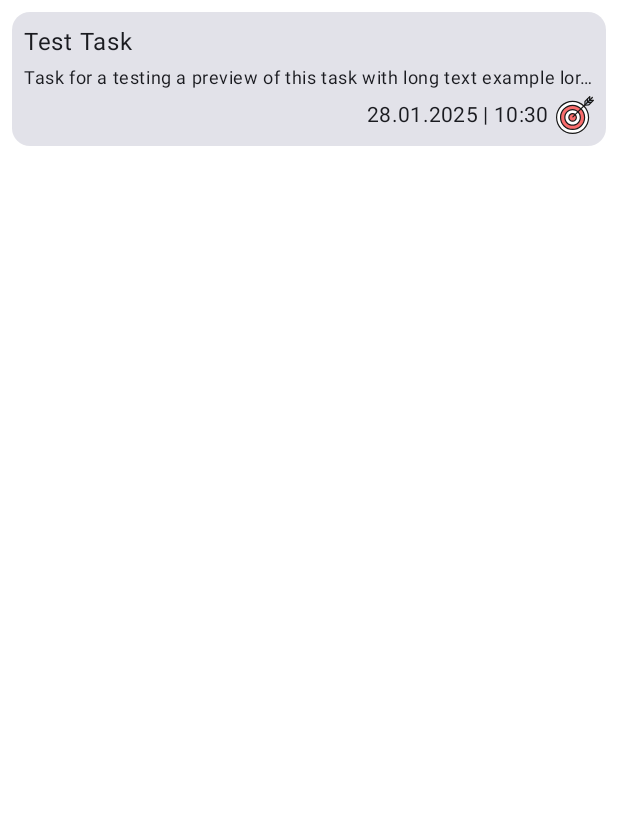
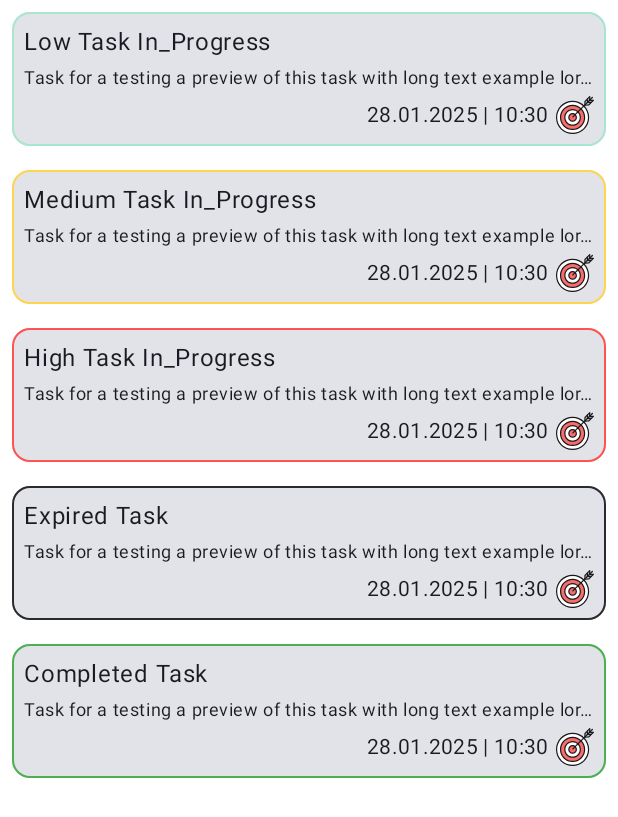
Before and after one commit to myakisheff/dealdone-Android, an Android app built with Jetpack Compose: the @Preview function TaskCardPreview, on a phone screen of 412 x 824 dp. Shown: the top 817 px of the screen. Run offline under Robolectric (Android 15) with nearby library versions, the phone set to English and light mode, and no system bars.

Commit message:
added border and onClick method

```diff
--- a/app/src/main/java/com/example/dealdone/ui/component/TaskCard.kt
+++ b/app/src/main/java/com/example/dealdone/ui/component/TaskCard.kt
@@ -1,5 +1,6 @@
 package com.example.dealdone.ui.component
 
+import androidx.compose.foundation.BorderStroke
 import androidx.compose.foundation.Image
 import androidx.compose.foundation.layout.Arrangement
 import androidx.compose.foundation.layout.Column
@@ -15,6 +16,7 @@ import androidx.compose.material3.Text
 import androidx.compose.runtime.Composable
 import androidx.compose.ui.Alignment
 import androidx.compose.ui.Modifier
+import androidx.compose.ui.res.colorResource
 import androidx.compose.ui.res.dimensionResource
 import androidx.compose.ui.res.painterResource
 import androidx.compose.ui.res.stringResource
@@ -34,12 +36,27 @@ import java.util.UUID
 @Composable
 fun TaskCard(
     task: TaskInfo,
-    modifier: Modifier
+    onClick: () -> Unit,
+    modifier: Modifier = Modifier
 ) {
     val dateFormat = SimpleDateFormat(stringResource(R.string.date_pattern), Locale.getDefault())
     val date = dateFormat.format(task.targetDate.time).toString()
 
+    var color = when(task.taskPriority) {
+        TaskPriority.LOW -> colorResource(R.color.Low_priority)
+        TaskPriority.MEDIUM -> colorResource(R.color.Medium_priority)
+        TaskPriority.HIGH -> colorResource(R.color.High_priority)
+    }
+
+    color = when(task.taskStatus) {
+        TaskStatus.IN_PROGRESS -> color
+        TaskStatus.COMPLETED -> colorResource(R.color.Completed)
+        TaskStatus.EXPIRED -> colorResource(R.color.Expired)
+    }
+
     Card(
+        border = BorderStroke(1.dp, color),
+        onClick = onClick,
         modifier = modifier.fillMaxWidth()
     ) {
         Column(
@@ -80,19 +97,82 @@ fun TaskCard(
 @Preview
 @Composable
 fun TaskCardPreview() {
-    DealDoneTheme{
+    DealDoneTheme(darkTheme = false){
+        Column {
             TaskCard(
                 task = TaskInfo(
                     ID = UUID.randomUUID(),
-                name = "Test Task",
+                    name = "Low Task In_Progress",
                     description = "Task for a testing a preview of this task with long text example lorem",
                     targetDate = Calendar.getInstance(),
                     parentTaskID = UUID.randomUUID(),
                     taskPriority = TaskPriority.LOW,
                     taskStatus = TaskStatus.IN_PROGRESS
                 ),
+                onClick = {},
+                modifier = Modifier
+                    .padding(dimensionResource(id = R.dimen.medium_padding))
+            )
+
+            TaskCard(
+                task = TaskInfo(
+                    ID = UUID.randomUUID(),
+                    name = "Medium Task In_Progress",
+                    description = "Task for a testing a preview of this task with long text example lorem",
+                    targetDate = Calendar.getInstance(),
+                    parentTaskID = UUID.randomUUID(),
+                    taskPriority = TaskPriority.MEDIUM,
+                    taskStatus = TaskStatus.IN_PROGRESS
+                ),
+                onClick = {},
+                modifier = Modifier
+                    .padding(dimensionResource(id = R.dimen.medium_padding))
+            )
+
+            TaskCard(
+                task = TaskInfo(
+                    ID = UUID.randomUUID(),
+                    name = "High Task In_Progress",
+                    description = "Task for a testing a preview of this task with long text example lorem",
+                    targetDate = Calendar.getInstance(),
+                    parentTaskID = UUID.randomUUID(),
+                    taskPriority = TaskPriority.HIGH,
+                    taskStatus = TaskStatus.IN_PROGRESS
+                ),
+                onClick = {},
+                modifier = Modifier
+                    .padding(dimensionResource(id = R.dimen.medium_padding))
+            )
+
+            TaskCard(
+                task = TaskInfo(
+                    ID = UUID.randomUUID(),
+                    name = "Expired Task",
+                    description = "Task for a testing a preview of this task with long text example lorem",
+                    targetDate = Calendar.getInstance(),
+                    parentTaskID = UUID.randomUUID(),
+                    taskPriority = TaskPriority.MEDIUM,
+                    taskStatus = TaskStatus.EXPIRED
+                ),
+                onClick = {},
+                modifier = Modifier
+                    .padding(dimensionResource(id = R.dimen.medium_padding))
+            )
+
+            TaskCard(
+                task = TaskInfo(
+                    ID = UUID.randomUUID(),
+                    name = "Completed Task",
+                    description = "Task for a testing a preview of this task with long text example lorem",
+                    targetDate = Calendar.getInstance(),
+                    parentTaskID = UUID.randomUUID(),
+                    taskPriority = TaskPriority.HIGH,
+                    taskStatus = TaskStatus.COMPLETED
+                ),
+                onClick = {},
                 modifier = Modifier
                     .padding(dimensionResource(id = R.dimen.medium_padding))
             )
         }
     }
+}
```
Lines whose indentation alone changed are shown as unchanged.
